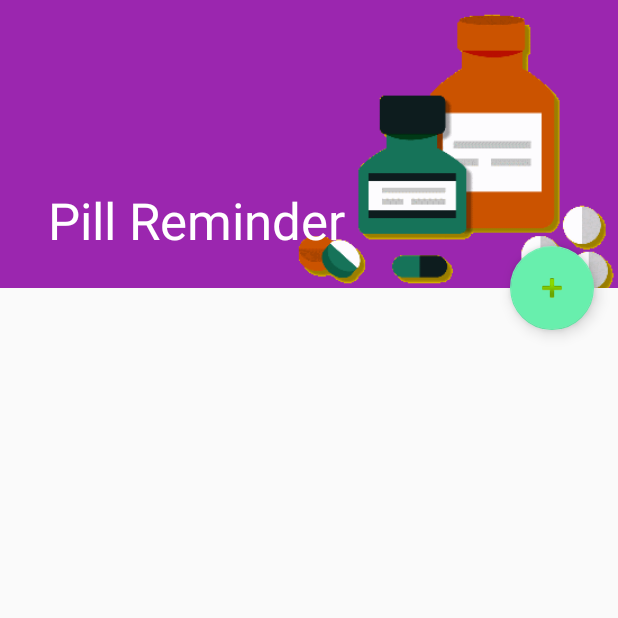
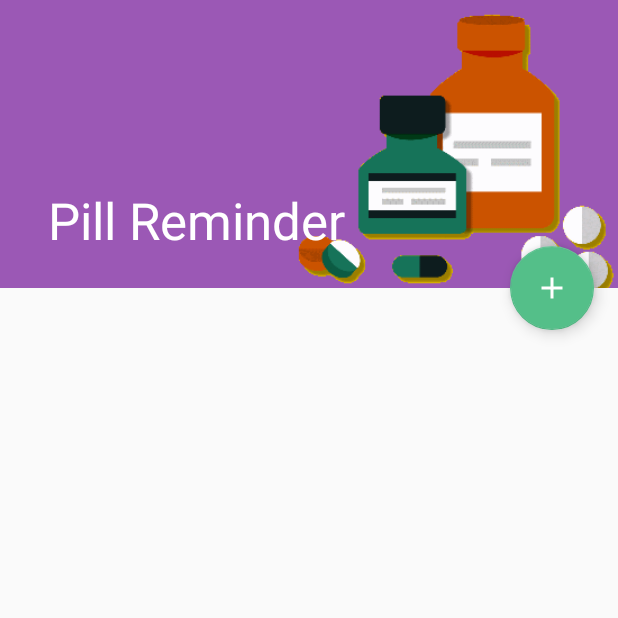
Before and after one commit to kevinpelgrims/pillreminder2, an Android app: the screen it shows after launch once a user with an empty profile is signed in (MainActivity), on a phone screen of 412 x 824 dp, the top half of it. Run offline under Robolectric (Android 15) with nearby library versions, the phone set to English and light mode, and no system bars; our stand-ins replace Firebase (no records; nobody signed in at launch, a user with empty details on screens opened directly).

Commit message:
Update colors and styles, add fab icon

```diff
--- /dev/null
+++ b/app/src/main/res/drawable/ic_add.xml
@@ -0,0 +1,9 @@
+<vector xmlns:android="http://schemas.android.com/apk/res/android"
+        android:width="24dp"
+        android:height="24dp"
+        android:viewportWidth="24.0"
+        android:viewportHeight="24.0">
+    <path
+        android:fillColor="#FFFFFFFF"
+        android:pathData="M19,13h-6v6h-2v-6H5v-2h6V5h2v6h6v2z"/>
+</vector>
--- a/app/src/main/res/layout/activity_main.xml
+++ b/app/src/main/res/layout/activity_main.xml
@@ -9,7 +9,8 @@
     <android.support.design.widget.AppBarLayout
         android:id="@+id/appbar"
         android:layout_width="match_parent"
-        android:layout_height="192dp">
+        android:layout_height="192dp"
+        android:theme="@style/ThemeOverlay.AppCompat.Dark.ActionBar">
 
         <android.support.design.widget.CollapsingToolbarLayout
             android:layout_width="match_parent"
@@ -56,12 +57,13 @@
     </android.support.v4.widget.NestedScrollView>
 
     <android.support.design.widget.FloatingActionButton
+        android:id="@+id/reminders_add"
         android:layout_width="wrap_content"
         android:layout_height="wrap_content"
-        android:src="@android:drawable/ic_input_add"
         android:layout_marginRight="16dp"
         android:layout_marginEnd="16dp"
         android:clickable="true"
+        android:src="@drawable/ic_add"
         app:layout_anchor="@id/appbar"
         app:layout_anchorGravity="bottom|right|end"
         app:fabSize="normal"/>
--- a/app/src/main/res/values/colors.xml
+++ b/app/src/main/res/values/colors.xml
@@ -1,8 +1,9 @@
 <?xml version="1.0" encoding="utf-8"?>
 <resources>
-    <color name="primary_color">#9b26af</color>
-    <color name="primary_color_dark">#691a99</color>
-    <color name="accent_color">#68efad</color>
+    <color name="primary_color">#9b58b5</color>
+    <color name="primary_color_dark">#8f44ad</color>
+    <color name="accent_color">#54bf89</color>
 
-    <color name="primary_text_color">#ffffff</color>
+    <color name="primary_text_color">#212121</color>
+    <color name="secondary_text_color">#727272</color>
 </resources>
--- a/app/src/main/res/values/styles.xml
+++ b/app/src/main/res/values/styles.xml
@@ -5,6 +5,7 @@
         <item name="colorPrimaryDark">@color/primary_color_dark</item>
         <item name="colorAccent">@color/accent_color</item>
         <item name="android:textColorPrimary">@color/primary_text_color</item>
+        <item name="android:textColorSecondary">@color/secondary_text_color</item>
     </style>
 
 </resources>
```
